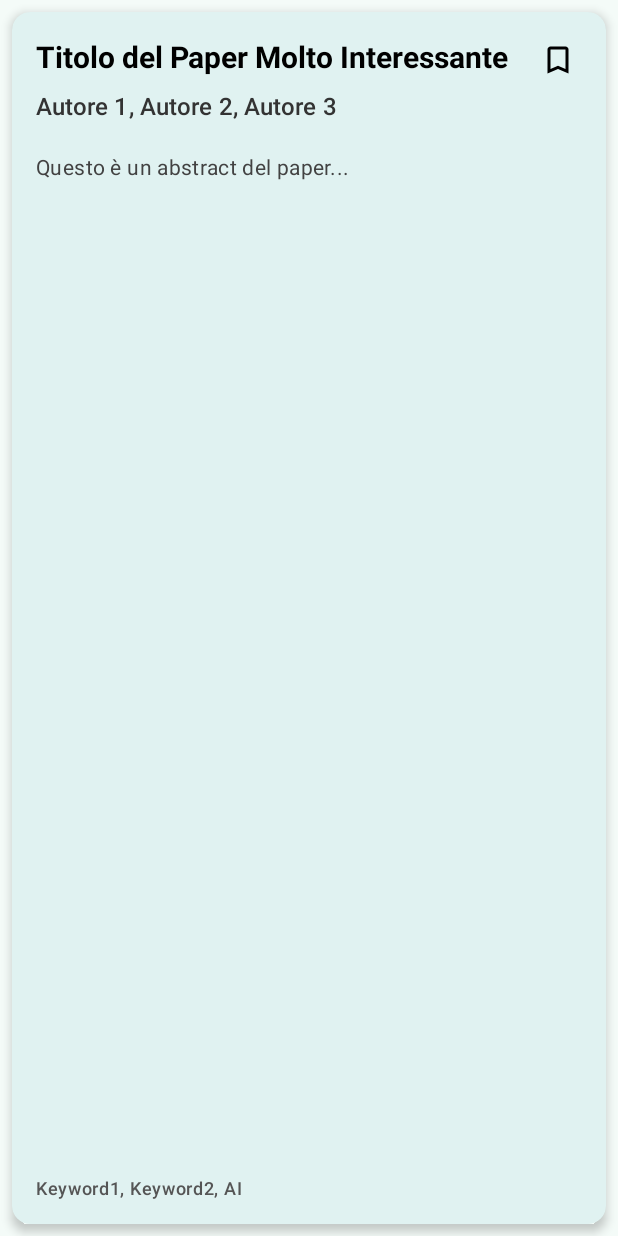
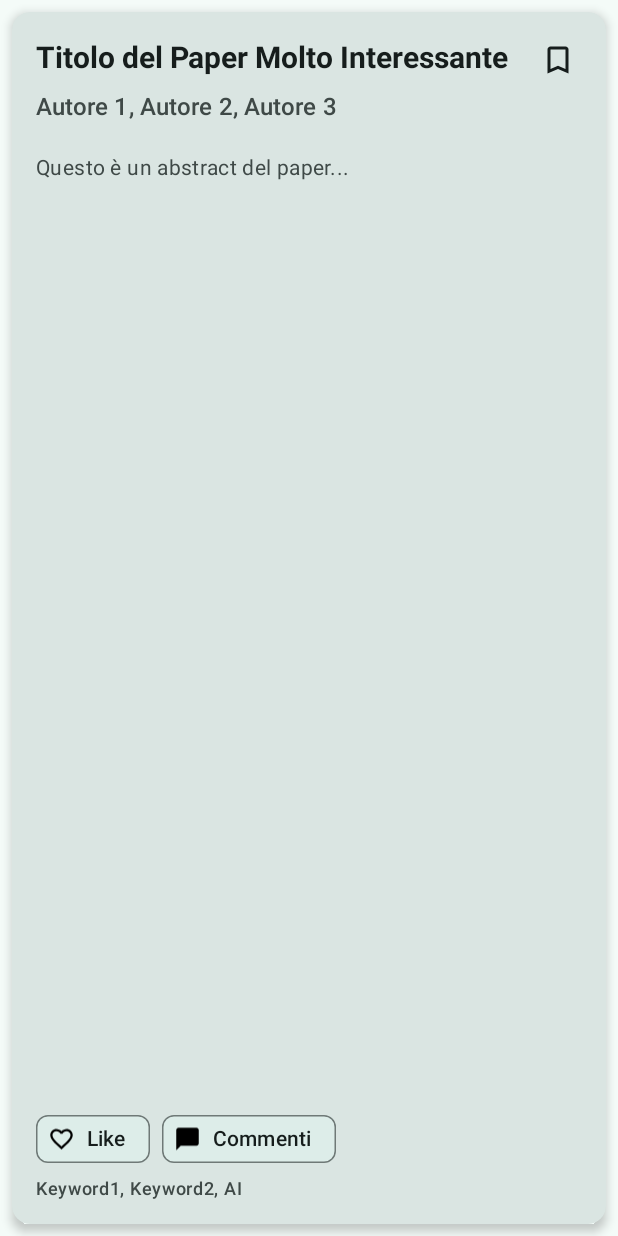
Before and after one commit to andreaturchet/PaperGram, an Android app: the layout item_paper_card.xml on its own in the app's theme, with its tools: preview values and no code run, on a phone screen of 412 x 824 dp. Run offline under Robolectric (Android 15) with nearby library versions, the phone set to English and light mode, and no system bars.

Commit message:
add likes and comments for the mvp

```diff
--- a/app/src/main/java/com/ciwrl/papergram/data/model/Paper.kt
+++ b/app/src/main/java/com/ciwrl/papergram/data/model/Paper.kt
@@ -12,5 +12,9 @@ data class Paper(
     val displayCategories: List<DisplayCategory>,
     val publishedDate: String,
     val htmlLink: String?,
-    val pdfLink: String?
+    val pdfLink: String?,
+    var likeCount: Int,
+    var isLikedByUser: Boolean,
+    val commentCount: Int
+
 ): Parcelable
--- a/app/src/main/java/com/ciwrl/papergram/ui/home/HomeViewModel.kt
+++ b/app/src/main/java/com/ciwrl/papergram/ui/home/HomeViewModel.kt
@@ -165,7 +165,10 @@ class HomeViewModel(application: Application) : AndroidViewModel(application) {
             displayCategories = categories,
             publishedDate = entry.publishedDate.substringBefore("T"),
             htmlLink = paperHtmlLink,
-            pdfLink = paperPdfLink
+            pdfLink = paperPdfLink,
+            likeCount = (20..350).random(),
+            isLikedByUser = false,
+            commentCount = (5..50).random()
         )
     }
 }
--- a/app/src/main/java/com/ciwrl/papergram/ui/saved/SavedFragment.kt
+++ b/app/src/main/java/com/ciwrl/papergram/ui/saved/SavedFragment.kt
@@ -60,7 +60,10 @@ class SavedFragment : Fragment() {
                     displayCategories = displayCategories,
                     publishedDate = entity.publishedDate,
                     htmlLink = entity.htmlLink,
-                    pdfLink = entity.pdfLink
+                    pdfLink = entity.pdfLink,
+                    likeCount = 0,
+                    isLikedByUser = false,
+                    commentCount = 0
                 )
                 val action = SavedFragmentDirections.actionNavSavedToPaperDetailFragment(paper)
                 findNavController().navigate(action)
--- /dev/null
+++ b/app/src/main/res/drawable/baseline_add_24.xml
@@ -0,0 +1,5 @@
+<vector xmlns:android="http://schemas.android.com/apk/res/android" android:height="24dp" android:tint="#000000" android:viewportHeight="24" android:viewportWidth="24" android:width="24dp">
+
+    <path android:fillColor="@android:color/white" android:pathData="M19,13h-6v6h-2v-6H5v-2h6V5h2v6h6v2z"/>
+
+</vector>
--- /dev/null
+++ b/app/src/main/res/drawable/baseline_chat_bubble_24.xml
@@ -0,0 +1,5 @@
+<vector xmlns:android="http://schemas.android.com/apk/res/android" android:height="24dp" android:tint="#000000" android:viewportHeight="24" android:viewportWidth="24" android:width="24dp">
+
+    <path android:fillColor="@android:color/white" android:pathData="M20,2H4c-1.1,0 -2,0.9 -2,2v18l4,-4h14c1.1,0 2,-0.9 2,-2V4c0,-1.1 -0.9,-2 -2,-2z"/>
+
+</vector>
--- /dev/null
+++ b/app/src/main/res/drawable/baseline_favorite_24.xml
@@ -0,0 +1,5 @@
+<vector xmlns:android="http://schemas.android.com/apk/res/android" android:height="24dp" android:tint="#000000" android:viewportHeight="24" android:viewportWidth="24" android:width="24dp">
+
+    <path android:fillColor="@android:color/white" android:pathData="M12,21.35l-1.45,-1.32C5.4,15.36 2,12.28 2,8.5 2,5.42 4.42,3 7.5,3c1.74,0 3.41,0.81 4.5,2.09C13.09,3.81 14.76,3 16.5,3 19.58,3 22,5.42 22,8.5c0,3.78 -3.4,6.86 -8.55,11.54L12,21.35z"/>
+
+</vector>
--- /dev/null
+++ b/app/src/main/res/drawable/baseline_favorite_border_24.xml
@@ -0,0 +1,5 @@
+<vector xmlns:android="http://schemas.android.com/apk/res/android" android:height="24dp" android:tint="#000000" android:viewportHeight="24" android:viewportWidth="24" android:width="24dp">
+
+    <path android:fillColor="@android:color/white" android:pathData="M16.5,3c-1.74,0 -3.41,0.81 -4.5,2.09C10.91,3.81 9.24,3 7.5,3 4.42,3 2,5.42 2,8.5c0,3.78 3.4,6.86 8.55,11.54L12,21.35l1.45,-1.32C18.6,15.36 22,12.28 22,8.5 22,5.42 19.58,3 16.5,3zM12.1,18.55l-0.1,0.1 -0.1,-0.1C7.14,14.24 4,11.39 4,8.5 4,6.5 5.5,5 7.5,5c1.54,0 3.04,0.99 3.57,2.36h1.87C13.46,5.99 14.96,5 16.5,5c2,0 3.5,1.5 3.5,3.5 0,2.89 -3.14,5.74 -7.9,10.05z"/>
+
+</vector>
--- a/app/src/main/res/layout/item_paper_card.xml
+++ b/app/src/main/res/layout/item_paper_card.xml
@@ -11,8 +11,7 @@
     android:layout_marginBottom="8dp"
     app:cardElevation="4dp"
     app:cardCornerRadius="12dp"
-
-    app:cardBackgroundColor="@color/papergram_green_light">
+    app:cardBackgroundColor="?attr/colorSurfaceVariant">
 
     <androidx.constraintlayout.widget.ConstraintLayout
         android:layout_width="match_parent"
@@ -26,7 +25,8 @@
             android:textAppearance="?attr/textAppearanceHeadlineSmall"
             android:textSize="20sp"
             android:textStyle="bold"
-            android:textColor="@color/black" app:layout_constraintStart_toStartOf="parent"
+            android:textColor="?attr/colorOnSurface"
+            app:layout_constraintStart_toStartOf="parent"
             app:layout_constraintTop_toTopOf="parent"
             app:layout_constraintEnd_toStartOf="@+id/imageButtonSave"
             android:layout_marginEnd="8dp"
@@ -39,7 +39,8 @@
             android:src="@drawable/ic_bookmark_border_24dp"
             android:background="?attr/selectableItemBackgroundBorderless"
             android:contentDescription="@string/salva_paper"
-            app:tint="@color/black" app:layout_constraintTop_toTopOf="parent"
+            app:tint="?attr/colorOnSurface"
+            app:layout_constraintTop_toTopOf="parent"
             app:layout_constraintEnd_toEndOf="parent"
             android:padding="4dp"/>
 
@@ -50,7 +51,8 @@
             android:textAppearance="?attr/textAppearanceTitleSmall"
             android:textSize="16sp"
             android:layout_marginTop="8dp"
-            android:textColor="#333333" app:layout_constraintStart_toStartOf="parent"
+            android:textColor="?attr/colorOnSurfaceVariant"
+            app:layout_constraintStart_toStartOf="parent"
             app:layout_constraintTop_toBottomOf="@+id/textViewTitle"
             app:layout_constraintEnd_toEndOf="parent"
             tools:text="Autore 1, Autore 2, Autore 3"
@@ -69,23 +71,53 @@
             app:layout_constraintEnd_toEndOf="parent"
             tools:listitem="@layout/item_chip" />
 
-
         <TextView
             android:id="@+id/textViewAbstract"
             android:layout_width="0dp"
             android:layout_height="0dp"
             android:layout_marginTop="12dp"
-            android:layout_marginBottom="8dp"
             android:ellipsize="end"
             android:lineSpacingMultiplier="1.1"
+            android:textAppearance="?attr/textAppearanceBodyMedium"
+            android:textColor="?attr/colorOnSurfaceVariant"
+            android:textSize="14sp"
             android:maxLines="20"
-            android:text="Questo è un abstract del paper..."
-            android:textColor="#424242" android:textAppearance="?attr/textAppearanceBodyMedium"
-            android:textSize="14sp"
-            app:layout_constraintBottom_toTopOf="@+id/textViewKeywords"
             app:layout_constraintEnd_toEndOf="parent"
             app:layout_constraintStart_toStartOf="parent"
-            app:layout_constraintTop_toBottomOf="@+id/recyclerViewCategories" />
+            app:layout_constraintTop_toBottomOf="@+id/recyclerViewCategories"
+            app:layout_constraintBottom_toTopOf="@+id/social_actions_layout"
+            app:layout_constraintVertical_bias="0.0"
+            tools:text="Questo è un abstract del paper..." />
+
+        <LinearLayout
+            android:id="@+id/social_actions_layout"
+            android:layout_width="wrap_content"
+            android:layout_height="wrap_content"
+            android:layout_marginTop="16dp"
+            android:orientation="horizontal"
+            app:layout_constraintStart_toStartOf="parent"
+            app:layout_constraintBottom_toTopOf="@id/textViewKeywords"
+            app:layout_constraintTop_toBottomOf="@+id/textViewAbstract">
+
+            <com.google.android.material.chip.Chip
+                android:id="@+id/chip_like"
+                style="@style/Widget.Material3.Chip.Assist"
+                android:layout_width="wrap_content"
+                android:layout_height="wrap_content"
+                android:text="Like"
+                app:chipIcon="@drawable/baseline_favorite_border_24"
+                app:chipIconVisible="true"/>
+
+            <com.google.android.material.chip.Chip
+                android:id="@+id/chip_comment"
+                style="@style/Widget.Material3.Chip.Assist"
+                android:layout_width="wrap_content"
+                android:layout_height="wrap_content"
+                android:layout_marginStart="8dp"
+                android:text="Commenti"
+                app:chipIcon="@drawable/baseline_chat_bubble_24"
+                app:chipIconVisible="true"/>
+        </LinearLayout>
 
         <TextView
             android:id="@+id/textViewKeywords"
@@ -94,7 +126,8 @@
             android:textAppearance="?attr/textAppearanceLabelMedium"
             android:textSize="12sp"
             android:layout_marginTop="8dp"
-            android:textColor="#555555" app:layout_constraintStart_toStartOf="parent"
+            android:textColor="?attr/colorOnSurfaceVariant"
+            app:layout_constraintStart_toStartOf="parent"
             app:layout_constraintEnd_toEndOf="parent"
             app:layout_constraintBottom_toBottomOf="parent"
             tools:text="Keyword1, Keyword2, AI" />
```
Also changed, not shown: app/src/main/java/com/ciwrl/papergram/data/model/comment.kt (added, +9 -0 lines), app/src/main/java/com/ciwrl/papergram/ui/adapter/CommentsAdapter.kt (added, +40 -0 lines), app/src/main/java/com/ciwrl/papergram/ui/adapter/PaperAdapter.kt (+29 -3 lines), app/src/main/java/com/ciwrl/papergram/ui/comments/CommentsFragment.kt (added, +53 -0 lines), app/src/main/java/com/ciwrl/papergram/ui/comments/CommentsViewModel.kt (added, +40 -0 lines), app/src/main/java/com/ciwrl/papergram/ui/home/FeedFragment.kt (+13 -4 lines), app/src/main/res/layout/fragment_comments.xml (added, +27 -0 lines), app/src/main/res/layout/item_comment.xml (added, +64 -0 lines), app/src/main/res/navigation/mobile_navigation.xml (+9 -0 lines).
